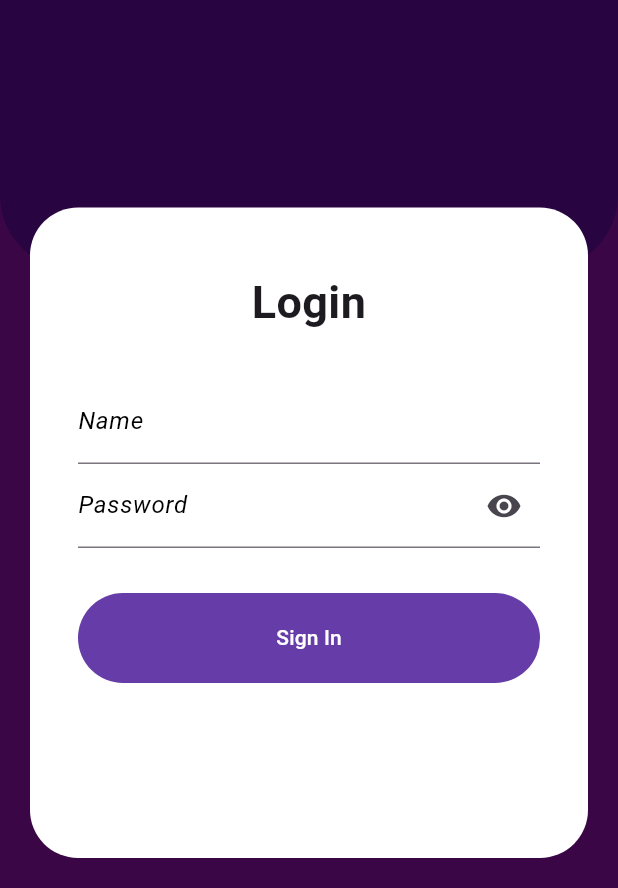
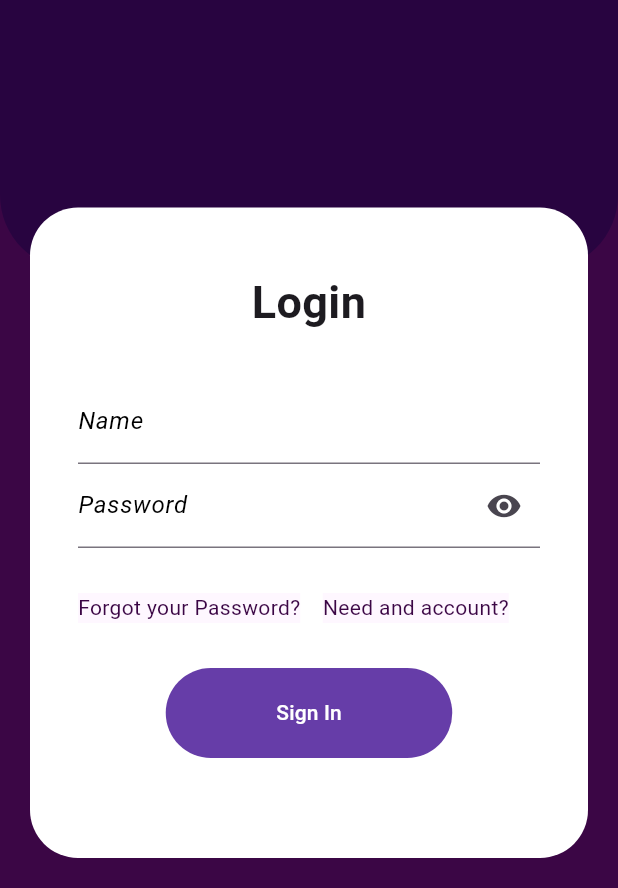
Before and after one commit to manulis/Harmonica, a Flutter app: the screen it shows after launch, after a tap on "Login", on a phone screen of 412 x 824 dp, the part 348-1236 px from its top. Run offline on Flutter 3.47's test engine with Material 3 defaults, Android fonts, the phone set to English and light mode, and no system bars; our stand-ins replace flutter_svg.

Commit message:
Mejoras visuales en Login

```diff
--- a/lib/screens/Init.dart
+++ b/lib/screens/Init.dart
@@ -21,7 +21,14 @@ class _Init extends State<Init>{
             child: Column(children: [
              Image.asset("assets/images/LogoPositivo.png"),
               const SizedBox(height: 50),
-              const Titles("Welcome!"),
+              const Text('Welcome!', textAlign: TextAlign.center,
+                        style:
+                          TextStyle(
+                            color: Colors.white,
+                            fontSize: 50,
+                            fontWeight: FontWeight.w500,
+                        ),
+                      ),
               const SizedBox(height: 50),
               Container(child:
                 const Row( mainAxisAlignment: MainAxisAlignment.center,children: [
--- a/lib/screens/Login.dart
+++ b/lib/screens/Login.dart
@@ -27,17 +27,19 @@ class _Login extends State<Login>{
                        padding: const EdgeInsets.symmetric(horizontal: 32, vertical: 20),
                         height: height / 1.9,
                         margin: const EdgeInsets.all(20),
-
                         decoration: BoxDecoration(
                           color: Colors.white,
                           borderRadius: BorderRadius.circular(32)
                         ),
                         child: Column(
-                        crossAxisAlignment: CrossAxisAlignment.stretch,
+
                         children: [
                             const SizedBox(height: 22),
+
                             const Text('Login', style: TextStyle(fontSize: 30, fontWeight: FontWeight.bold), textAlign: TextAlign.center),
+
                             const SizedBox(height: 30),
+
                             TextField(
                               decoration: const InputDecoration(
                                 labelText: 'Name', labelStyle: TextStyle(color: Color.fromARGB(255, 0, 0, 0), fontStyle: FontStyle.italic),
@@ -50,16 +52,33 @@ class _Login extends State<Login>{
                               },
                             ),
 
-                            PasswordTextField(),
+                          PasswordTextField(),
 
-                            const SizedBox(height: 30),
+                          const SizedBox(height: 30),
 
-                            buildButton('Sign In', () {
+                          Row(
+                            children: [
+                              Material(
+                                child: InkWell(
+                                onTap: () {print('Forgot your Password? clickeado');},
+                                child: const Text('Forgot your Password?', style: TextStyle(color: Color.fromRGBO(59, 6, 69, 1), ),),
+                              )
+                              ),
+                              const SizedBox(width: 15),
+                              Material(
+                                child: InkWell(
+                                  onTap: (){},
+                                  child:  const Text('Need and account?', style: TextStyle(color: Color.fromRGBO(59, 6, 69, 1),),)
+                                )
+                              )
+                            ],
+                          ),
 
+                          const SizedBox(height: 30),
 
-                            })
+                          buildButton('Sign In', () {
 
-
+                          })
 
                         ],
                         ),
--- a/lib/widgets.dart
+++ b/lib/widgets.dart
@@ -1,31 +1,7 @@
 import 'package:flutter/material.dart';
 
+//Cabecera con Logo
 
-//Widgets para titulos
-class Titles extends StatefulWidget {
-  final String texto;
-  const Titles(this.texto);
-  @override
-  _TitlesState createState() => _TitlesState();
-}
-
-class _TitlesState extends State<Titles> {
-  @override
-  Widget build(BuildContext context) {
-    return Text(
-      widget.texto,
-      textAlign: TextAlign.center,
-      style: const TextStyle(
-        color: Colors.white,
-        fontSize: 50,
-        fontWeight: FontWeight.w500,
-      ),
-    );
-  }
-}
-
-
-//Cabecera con Logo
 Widget headLogo(double height){
   return Container(
      height: height/2,
@@ -46,11 +22,13 @@ Widget headLogo(double height){
   );
 }
 
-//Widgets para botones
+//Botones:
+
 Widget buildButton(String text, VoidCallback onPressed) {
   return TextButton(
     onPressed: onPressed,
     style: ElevatedButton.styleFrom(
+
       padding: const EdgeInsets.all(20.0),
       minimumSize: const Size(191.0, 60.0),
       backgroundColor: Color.fromRGBO(102, 61, 168, 1),
@@ -75,8 +53,7 @@ class _PasswordTextFieldState extends State<PasswordTextField> {
       child: TextField(
         obscureText: _obscureText,
         decoration: InputDecoration(
-          labelText: 'Password', labelStyle: TextStyle(color: Color.fromARGB(255, 0, 0, 0), fontStyle: FontStyle.italic),
-                                hintText: 'Write your Password' ,hintStyle: TextStyle(color: Color.fromARGB(255, 172, 172, 172), fontStyle: FontStyle.italic),
+          labelText: 'Password', labelStyle: const TextStyle(color: Color.fromARGB(255, 0, 0, 0), fontStyle: FontStyle.italic),hintText: 'Write your Password' ,hintStyle: TextStyle(color: Color.fromARGB(255, 172, 172, 172), fontStyle: FontStyle.italic),
           suffixIcon: IconButton(
             icon: Icon(_obscureText ? Icons.visibility : Icons.visibility_off),
             onPressed: () {
```
